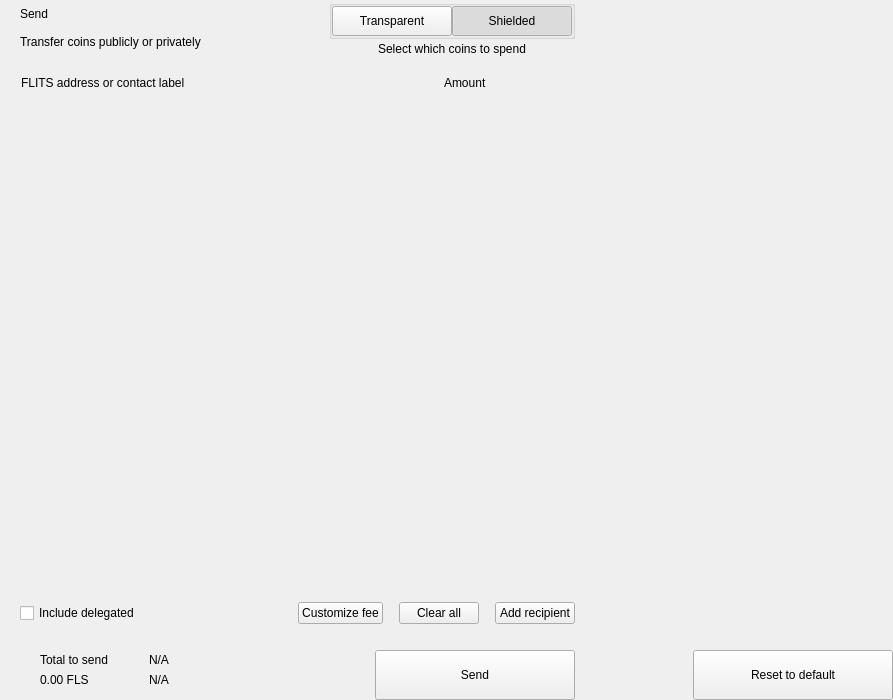
First picture: the form in src/qt/fls/forms/send.ui, repository Liquid369/blank, before the edit.
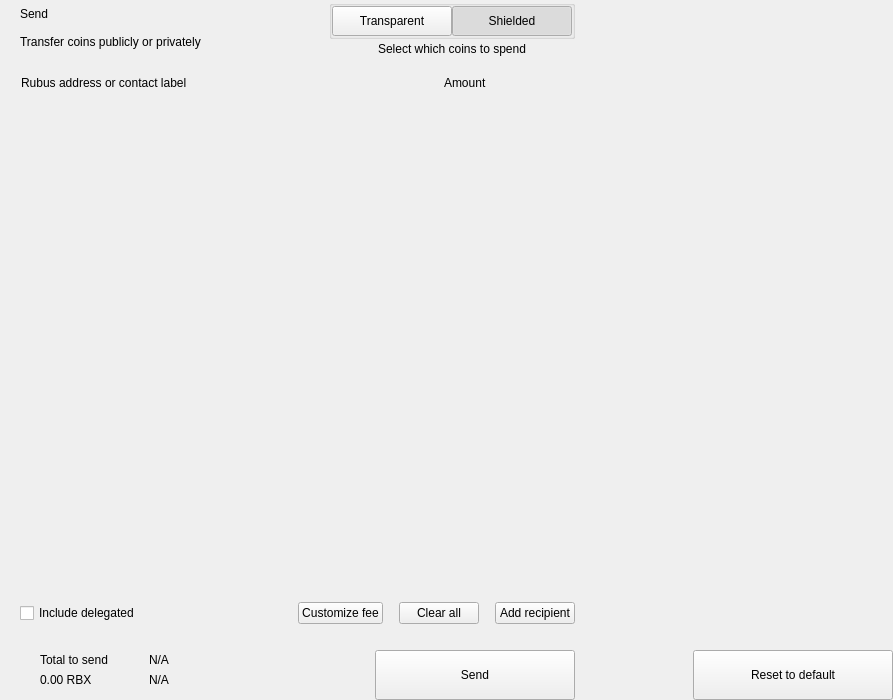
Second picture: the form after the edit. Custom widgets are drawn as their Qt base class.

What changed in the file:
```diff
--- a/src/qt/fls/forms/send.ui
+++ b/src/qt/fls/forms/send.ui
@@ -255,7 +255,7 @@
              <string notr="true">margin-left:8px;</string>
             </property>
             <property name="text">
-             <string>FLITS address or contact label</string>
+             <string>Rubus address or contact label</string>
             </property>
            </widget>
           </item>
@@ -578,7 +578,7 @@
                      <item>
                       <widget class="QLabel" name="labelAmountSend">
                        <property name="text">
-                        <string notr="true">0.00 FLS</string>
+                        <string notr="true">0.00 RBX</string>
                        </property>
                       </widget>
                      </item>
```
Left out of the diff: 2 changed lines with no effect on the pictures.
